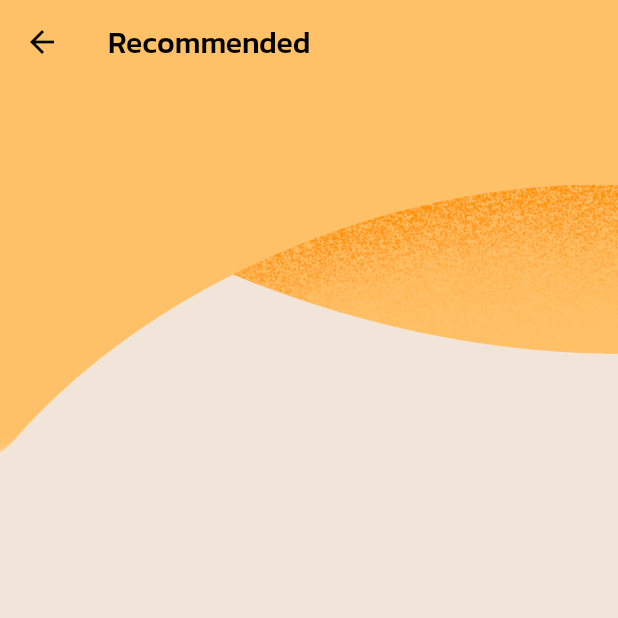
After one commit to Food-Busters/food_busters, a Flutter app: the RecommendFoodPage screen opened directly, on a phone screen of 412 x 824 dp, the top half of it. The commit adds this screen. Run offline on Flutter 3.47's test engine with Material 2 defaults, Android fonts, the light colour scheme and no system bars; our stand-ins replace camera, flutter_toggle_tab, form_field_validator, package_info_plus, pie_chart; generated files the repository leaves out were written again.

Commit message:
Recommend Page

```diff
--- a/lib/data/dummy_restaurant.dart
+++ b/lib/data/dummy_restaurant.dart
@@ -13,6 +13,8 @@ Future<List<RestaurantMenu>> getRestaurantData() async {
       price: 170,
       points: 399,
       healthiness: 2,
+      cheaper: 25,
+      lessCarbon: 41,
     ),
     RestaurantMenu(
       menuName: "MEGA SALAD",
@@ -22,6 +24,8 @@ Future<List<RestaurantMenu>> getRestaurantData() async {
       price: 200,
       points: 429,
       healthiness: 2,
+      cheaper: 18,
+      lessCarbon: 20,
     ),
     RestaurantMenu(
       menuName: "Caffè Cappuccino",
@@ -31,6 +35,8 @@ Future<List<RestaurantMenu>> getRestaurantData() async {
       price: 290,
       points: 690,
       healthiness: 1,
+      cheaper: -69,
+      lessCarbon: -420,
     ),
   ];
 }
--- a/lib/l10n/app_en.arb
+++ b/lib/l10n/app_en.arb
@@ -45,6 +45,7 @@
     "your_data": "YOUR DATA",
     "take_home_recommendation": "Take your leftover back home may be a good choice!",
     "any_menu_suits_me": "Any menu suits me?",
+    "recommended": "Recommended",
     "points": "pts",
     "promotion": "Promotion",
     "premium": "Premium",
--- a/lib/l10n/app_th.arb
+++ b/lib/l10n/app_th.arb
@@ -45,6 +45,7 @@
     "your_data": "ข้อมูลของคุณ",
     "take_home_recommendation": "นำอาหารที่เหลืออยู่กลับบ้านก็อาจเป็นทางเลือกที่ดีนะ!",
     "any_menu_suits_me": "มีเมนูที่เหมาะกับฉันไหม?",
+    "recommended": "แนะนำ",
     "points": "แต้ม",
     "promotion": "โปรโมชั่น",
     "premium": "พรีเมี่ยม",
--- /dev/null
+++ b/lib/views/scan/recommend_food.dart
@@ -0,0 +1,32 @@
+import "package:flutter/material.dart";
+import "package:flutter_gen/gen_l10n/app_localizations.dart";
+import "package:food_busters/components/background.dart";
+
+class RecommendFoodPage extends StatefulWidget {
+  const RecommendFoodPage({Key? key}) : super(key: key);
+
+  @override
+  _RecommendFoodPageState createState() => _RecommendFoodPageState();
+}
+
+class _RecommendFoodPageState extends State<RecommendFoodPage> {
+  @override
+  Widget build(BuildContext context) {
+    final text = AppLocalizations.of(context)!;
+
+    return Scaffold(
+      backgroundColor: const Color(0xFFF1E5D9),
+      extendBodyBehindAppBar: true,
+      appBar: AppBar(
+        title: Text(text.recommended),
+        backgroundColor: Colors.transparent,
+        elevation: 0,
+      ),
+      body: Stack(
+        children: [
+          bgImage("clouds/top_orange.png"),
+        ],
+      ),
+    );
+  }
+}
```
Also changed, not shown: lib/models/restaurant_menu.dart (+4 -14 lines), lib/views/scan/scanafter.dart (+9 -1 lines).
